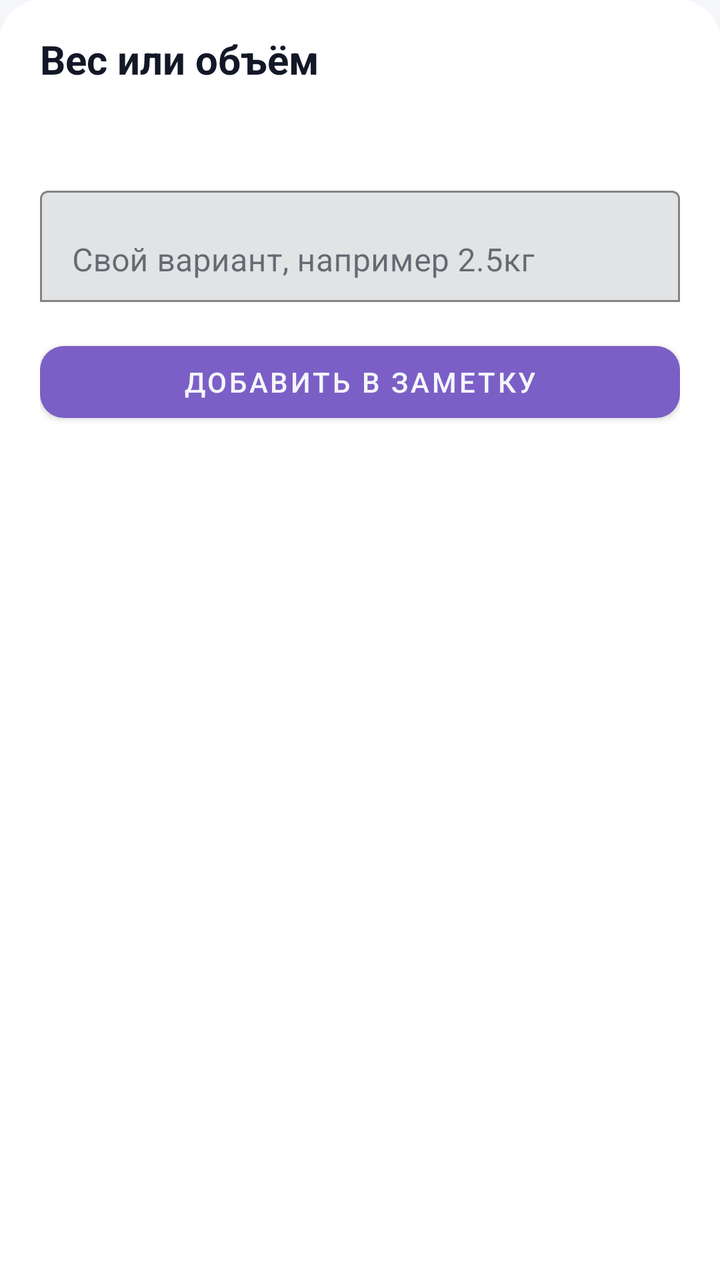
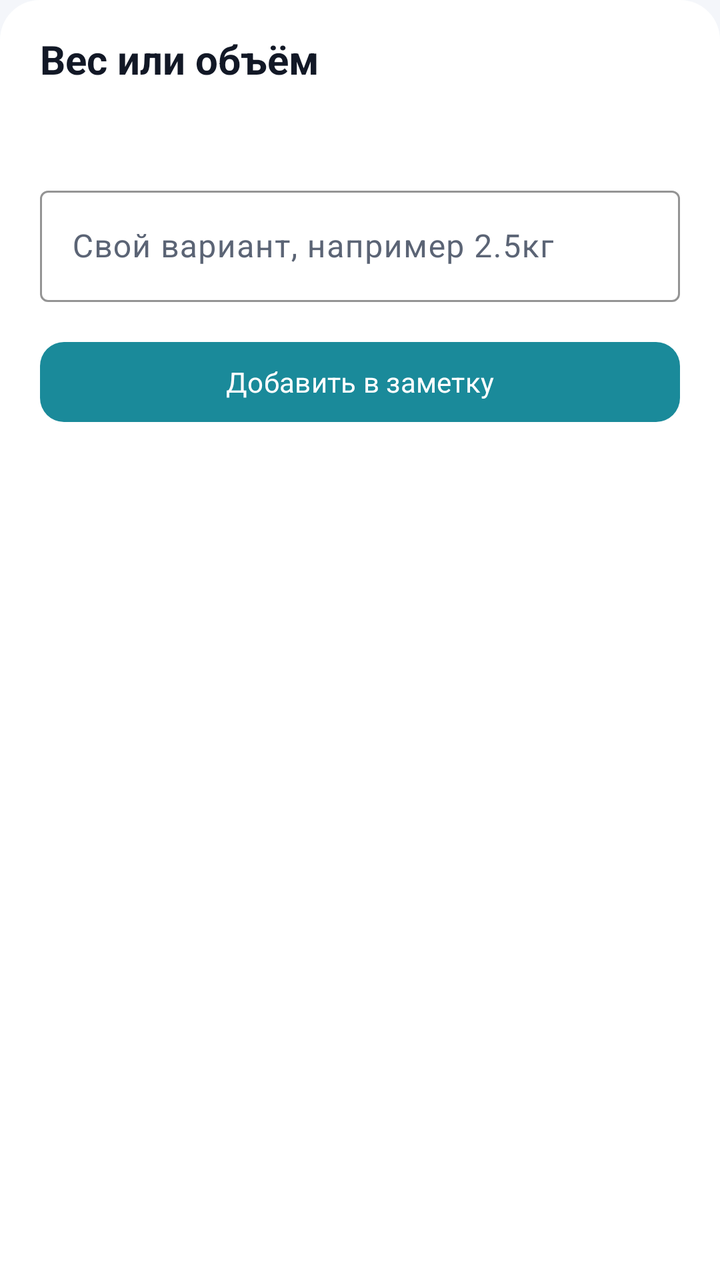

Compare the two renders of this Android layout. The source of the first and the diff that turns it into the second are given below.
<!-- AndroidManifest.xml: application theme Theme.NoteMap -->
<!-- res/layout/dialog_quantity.xml -->
<?xml version="1.0" encoding="utf-8"?>
<LinearLayout xmlns:android="http://schemas.android.com/apk/res/android"
    xmlns:app="http://schemas.android.com/apk/res-auto"
    android:layout_width="match_parent"
    android:layout_height="wrap_content"
    android:background="@drawable/bg_bottom_sheet"
    android:orientation="vertical"
    android:paddingHorizontal="20dp"
    android:paddingTop="16dp"
    android:paddingBottom="24dp">

    <TextView
        android:layout_width="match_parent"
        android:layout_height="wrap_content"
        android:text="@string/quantity_title"
        android:textColor="@color/plna_text"
        android:textSize="20sp"
        android:textStyle="bold" />

    <TextView
        android:id="@+id/quantity_subtitle"
        android:layout_width="match_parent"
        android:layout_height="wrap_content"
        android:layout_marginTop="6dp"
        android:textColor="@color/plna_text_secondary"
        android:textSize="14sp" />

    <com.google.android.material.chip.ChipGroup
        android:id="@+id/quantity_chips"
        android:layout_width="match_parent"
        android:layout_height="wrap_content"
        android:layout_marginTop="14dp"
        app:singleSelection="true" />

    <com.google.android.material.textfield.TextInputLayout
        android:layout_width="match_parent"
        android:layout_height="wrap_content"
        android:layout_marginTop="8dp"
        android:hint="@string/quantity_custom_hint"
        app:boxBackgroundMode="outline"
        app:boxStrokeColor="@color/plna_accent"
        app:hintTextColor="@color/plna_text_secondary">

        <com.google.android.material.textfield.TextInputEditText
            android:id="@+id/quantity_custom"
            android:layout_width="match_parent"
            android:layout_height="wrap_content"
            android:inputType="text"
            android:textColor="@color/plna_text" />
    </com.google.android.material.textfield.TextInputLayout>

    <com.google.android.material.button.MaterialButton
        android:id="@+id/btn_confirm_quantity"
        android:layout_width="match_parent"
        android:layout_height="wrap_content"
        android:layout_marginTop="16dp"
        android:text="@string/quantity_confirm"
        app:backgroundTint="@color/plna_purple"
        app:cornerRadius="12dp" />
</LinearLayout>
<!-- resources referenced by this layout -->
<resources>
  <color name="plna_accent">#FF1A8A9A</color>
  <color name="plna_purple">#FF7B5FC7</color>
  <color name="plna_text">#FF121826</color>
  <color name="plna_text_secondary">#FF5B6475</color>
  <!-- drawable bg_bottom_sheet (drawable) -->
  <?xml version="1.0" encoding="utf-8"?>
  <shape xmlns:android="http://schemas.android.com/apk/res/android">
      <solid android:color="@color/plna_surface_elevated" />
      <corners android:topLeftRadius="20dp" android:topRightRadius="20dp" />
  </shape>
  <string name="quantity_confirm">Добавить в заметку</string>
  <string name="quantity_custom_hint">Свой вариант, например 2.5кг</string>
  <string name="quantity_title">Вес или объём</string>
  <style name="Theme.NoteMap" parent="Theme.MaterialComponents.DayNight.NoActionBar">
          <item name="colorPrimary">@color/plna_accent</item>
          <item name="colorPrimaryVariant">@color/plna_purple_deep</item>
          <item name="colorOnPrimary">@color/plna_bg</item>
          <item name="colorSecondary">@color/plna_purple</item>
          <item name="colorSecondaryVariant">@color/plna_purple_deep</item>
          <item name="colorOnSecondary">@color/white</item>
          <item name="android:statusBarColor">@color/plna_bg</item>
          <item name="android:navigationBarColor">@color/plna_bg</item>
          <item name="android:windowBackground">@color/plna_bg</item>
          <item name="android:colorBackground">@color/plna_bg</item>
          <item name="colorSurface">@color/plna_surface</item>
          <item name="colorOnSurface">@color/plna_text</item>
          <item name="colorError">@color/plna_danger</item>
          <item name="android:windowLightStatusBar">true</item>
      </style>
  <color name="plna_surface_elevated">#FFFFFFFF</color>
  <color name="plna_purple_deep">#FF5E45A0</color>
  <color name="plna_bg">#FFF4F6FA</color>
  <color name="white">#FFFFFFFF</color>
  <color name="plna_surface">#FFFFFFFF</color>
  <color name="plna_danger">#FFD32F2F</color>
</resources>

<!-- the commit's change to res/layout/dialog_quantity.xml (unified diff, before → after) -->
@@ -55,6 +55,6 @@
         android:layout_height="wrap_content"
         android:layout_marginTop="16dp"
         android:text="@string/quantity_confirm"
-        app:backgroundTint="@color/plna_purple"
+        app:backgroundTint="@color/plna_accent"
         app:cornerRadius="12dp" />
 </LinearLayout>
<!-- resource entries referenced after the edit -->
@@ -1,7 +1,6 @@
 <!-- resources referenced by this layout -->
 <resources>
   <color name="plna_accent">#FF1A8A9A</color>
-  <color name="plna_purple">#FF7B5FC7</color>
   <color name="plna_text">#FF121826</color>
   <color name="plna_text_secondary">#FF5B6475</color>
   <!-- drawable bg_bottom_sheet (drawable) -->
@@ -13,27 +12,35 @@
   <string name="quantity_confirm">Добавить в заметку</string>
   <string name="quantity_custom_hint">Свой вариант, например 2.5кг</string>
   <string name="quantity_title">Вес или объём</string>
-  <style name="Theme.NoteMap" parent="Theme.MaterialComponents.DayNight.NoActionBar">
+  <style name="Theme.NoteMap" parent="Theme.Material3.Light.NoActionBar">
           <item name="colorPrimary">@color/plna_accent</item>
-          <item name="colorPrimaryVariant">@color/plna_purple_deep</item>
-          <item name="colorOnPrimary">@color/plna_bg</item>
-          <item name="colorSecondary">@color/plna_purple</item>
-          <item name="colorSecondaryVariant">@color/plna_purple_deep</item>
+          <item name="colorOnPrimary">@color/white</item>
+          <item name="colorPrimaryContainer">@color/plna_accent_soft</item>
+          <item name="colorOnPrimaryContainer">@color/plna_text</item>
+          <item name="colorSecondary">@color/plna_accent_soft</item>
           <item name="colorOnSecondary">@color/white</item>
+          <item name="colorSecondaryContainer">@color/plna_surface_elevated</item>
+          <item name="colorOnSecondaryContainer">@color/plna_text</item>
+          <item name="colorTertiary">@color/plna_accent</item>
+          <item name="colorSurface">@color/plna_surface</item>
+          <item name="colorOnSurface">@color/plna_text</item>
+          <item name="colorOnSurfaceVariant">@color/plna_text_secondary</item>
+          <item name="colorOutline">@color/plna_stroke</item>
           <item name="android:statusBarColor">@color/plna_bg</item>
           <item name="android:navigationBarColor">@color/plna_bg</item>
           <item name="android:windowBackground">@color/plna_bg</item>
           <item name="android:colorBackground">@color/plna_bg</item>
-          <item name="colorSurface">@color/plna_surface</item>
-          <item name="colorOnSurface">@color/plna_text</item>
           <item name="colorError">@color/plna_danger</item>
           <item name="android:windowLightStatusBar">true</item>
+          <item name="fontFamily">sans-serif</item>
+          <item name="android:fontFamily">sans-serif</item>
       </style>
   <color name="plna_surface_elevated">#FFFFFFFF</color>
-  <color name="plna_purple_deep">#FF5E45A0</color>
   <color name="plna_bg">#FFF4F6FA</color>
   <color name="white">#FFFFFFFF</color>
+  <color name="plna_accent_soft">#FF3A9EAE</color>
   <color name="plna_surface">#FFFFFFFF</color>
+  <color name="plna_stroke">#FFE2E6EE</color>
   <color name="plna_danger">#FFD32F2F</color>
 </resources>
 
